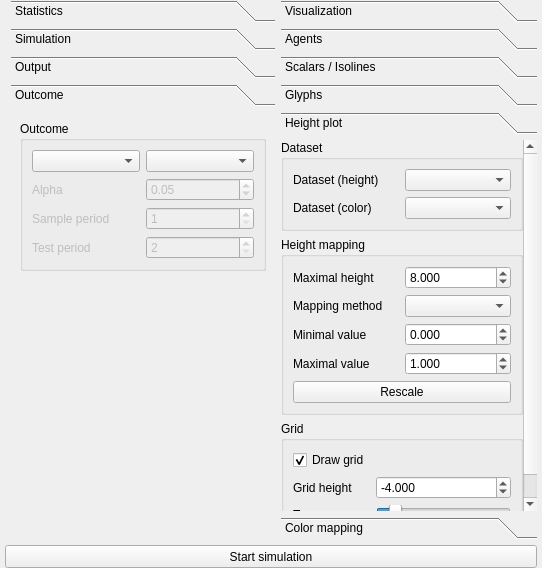
The window that gui/mainwindow.ui (gmackie/GR-ABM-ODE-2D) describes before a commit, drawn with Qt 5.
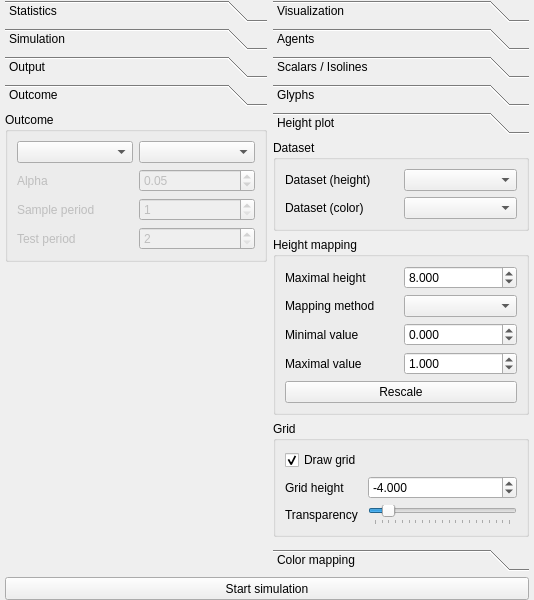
The same window after the commit. The open tabs and pages were chosen to show the change.

Commit message: Fixed some cross platform gui issues

Patch:
```diff
--- a/gui/mainwindow.ui
+++ b/gui/mainwindow.ui
@@ -6,8 +6,8 @@
    <rect>
     <x>0</x>
     <y>0</y>
-    <width>542</width>
-    <height>568</height>
+    <width>534</width>
+    <height>600</height>
    </rect>
   </property>
   <property name="windowTitle">
@@ -27,7 +27,7 @@
     <property name="bottomMargin">
      <number>0</number>
     </property>
-    <item row="1" column="0" colspan="3">
+    <item row="1" column="0" colspan="2">
      <widget class="QPushButton" name="pushButtonAnimation">
       <property name="sizePolicy">
        <sizepolicy hsizetype="Expanding" vsizetype="Expanding">
@@ -49,7 +49,7 @@
       </property>
      </widget>
     </item>
-    <item row="0" column="1">
+    <item row="0" column="0">
      <widget class="QToolBox" name="toolBoxSimulation">
       <property name="minimumSize">
        <size>
@@ -515,14 +515,17 @@
         <rect>
          <x>0</x>
          <y>0</y>
-         <width>264</width>
-         <height>427</height>
+         <width>262</width>
+         <height>459</height>
         </rect>
        </property>
        <attribute name="label">
         <string>Outcome</string>
        </attribute>
        <layout class="QVBoxLayout" name="verticalLayout_19">
+        <property name="margin">
+         <number>0</number>
+        </property>
         <item>
          <widget class="QScrollArea" name="scrollArea_8">
           <property name="frameShape">
@@ -539,8 +542,8 @@
             <rect>
              <x>0</x>
              <y>0</y>
-             <width>246</width>
-             <height>409</height>
+             <width>262</width>
+             <height>459</height>
             </rect>
            </property>
            <layout class="QVBoxLayout" name="verticalLayout_12">
@@ -655,7 +658,7 @@
       </widget>
      </widget>
     </item>
-    <item row="0" column="2">
+    <item row="0" column="1">
      <widget class="QToolBox" name="toolBoxVisualization">
       <property name="minimumSize">
        <size>
@@ -1276,7 +1279,7 @@
          <x>0</x>
          <y>0</y>
          <width>256</width>
-         <height>371</height>
+         <height>460</height>
         </rect>
        </property>
        <attribute name="label">
@@ -1301,9 +1304,9 @@
            <property name="geometry">
             <rect>
              <x>0</x>
-             <y>-30</y>
-             <width>241</width>
-             <height>401</height>
+             <y>0</y>
+             <width>256</width>
+             <height>460</height>
             </rect>
            </property>
            <layout class="QVBoxLayout" name="verticalLayout">
```
Left out of the diff: 42 changed lines with no effect on the pictures. The commit also changes 1 other file.
